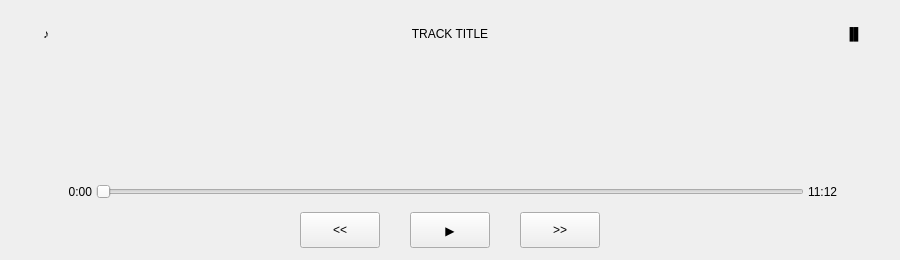
Above: QT/new/musicbar.ui from songyc04/SmartMirror before the change. Below: the same form after it.
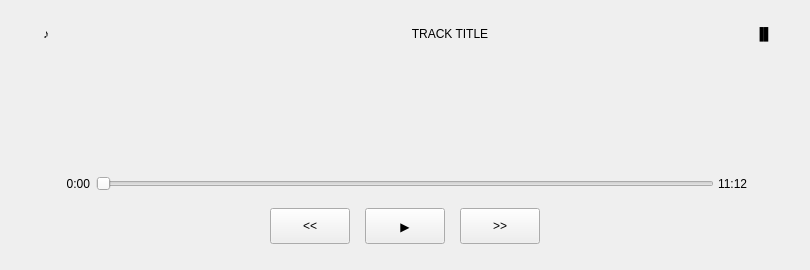
That is the form after the change.

```diff
--- a/QT/new/musicbar.ui
+++ b/QT/new/musicbar.ui
@@ -6,8 +6,8 @@
    <rect>
     <x>0</x>
     <y>0</y>
-    <width>900</width>
-    <height>260</height>
+     <width>810</width>
+     <height>270</height>
    </rect>
   </property>
   <property name="minimumSize">
@@ -54,7 +54,7 @@
   <widget class="QLabel" name="lblBarsIcon">
    <property name="geometry">
     <rect>
-     <x>836</x>
+      <x>746</x>
      <y>16</y>
      <width>36</width>
      <height>36</height>
@@ -71,29 +71,29 @@
    <property name="geometry">
     <rect>
      <x>24</x>
-     <y>60</y>
-     <width>852</width>
-     <height>110</height>
+      <y>58</y>
+      <width>762</width>
+      <height>100</height>
     </rect>
    </property>
    <property name="minimumSize">
     <size>
      <width>0</width>
-     <height>110</height>
+      <height>100</height>
     </size>
    </property>
    <property name="maximumSize">
     <size>
      <width>16777215</width>
-     <height>110</height>
+      <height>100</height>
     </size>
    </property>
   </widget>
   <widget class="QLabel" name="lblCurrentTime">
    <property name="geometry">
     <rect>
-     <x>24</x>
-     <y>178</y>
+      <x>22</x>
+      <y>170</y>
      <width>68</width>
      <height>28</height>
     </rect>
@@ -109,8 +109,8 @@
    <property name="geometry">
     <rect>
      <x>96</x>
-     <y>182</y>
-     <width>708</width>
+      <y>174</y>
+      <width>618</width>
      <height>20</height>
     </rect>
    </property>
@@ -133,8 +133,8 @@
   <widget class="QLabel" name="lblTotalTime">
    <property name="geometry">
     <rect>
-     <x>808</x>
-     <y>178</y>
+      <x>718</x>
+      <y>170</y>
      <width>68</width>
      <height>28</height>
     </rect>
@@ -149,8 +149,8 @@
   <widget class="QToolButton" name="btnPrev">
    <property name="geometry">
     <rect>
-     <x>300</x>
-     <y>212</y>
+      <x>270</x>
+      <y>208</y>
      <width>80</width>
      <height>36</height>
     </rect>
@@ -168,8 +168,8 @@
   <widget class="QToolButton" name="btnPlay">
    <property name="geometry">
     <rect>
-     <x>410</x>
-     <y>212</y>
+      <x>365</x>
+      <y>208</y>
      <width>80</width>
      <height>36</height>
     </rect>
@@ -187,8 +187,8 @@
   <widget class="QToolButton" name="btnNext">
    <property name="geometry">
     <rect>
-     <x>520</x>
-     <y>212</y>
+      <x>460</x>
+      <y>208</y>
      <width>80</width>
      <height>36</height>
     </rect>
```
Lines whose indentation alone changed are shown as unchanged.
